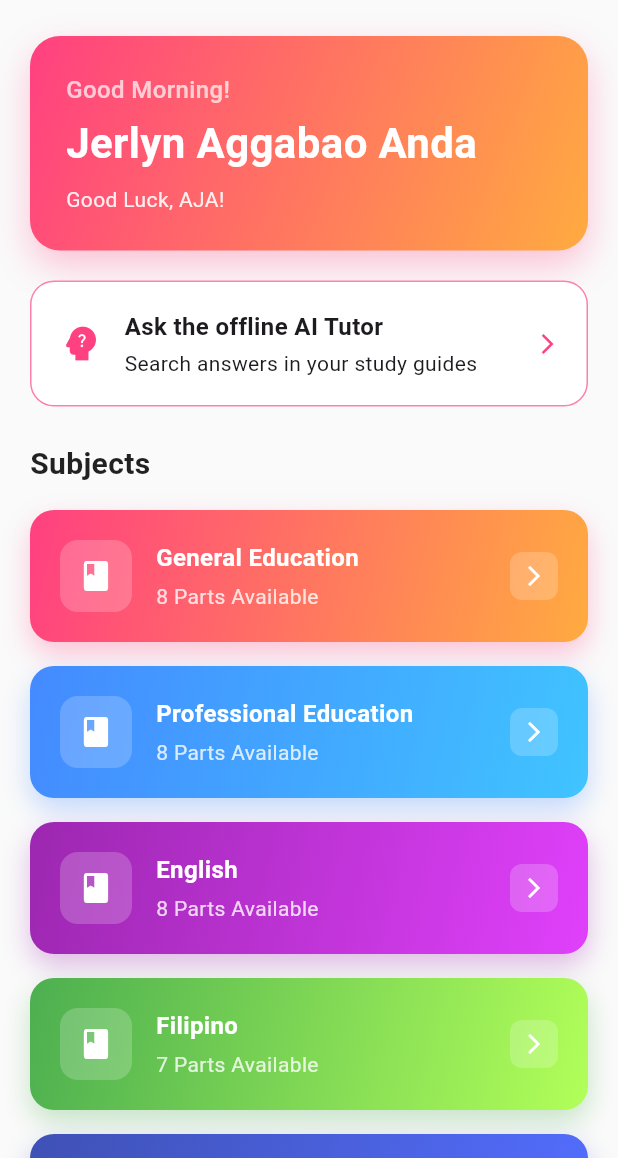
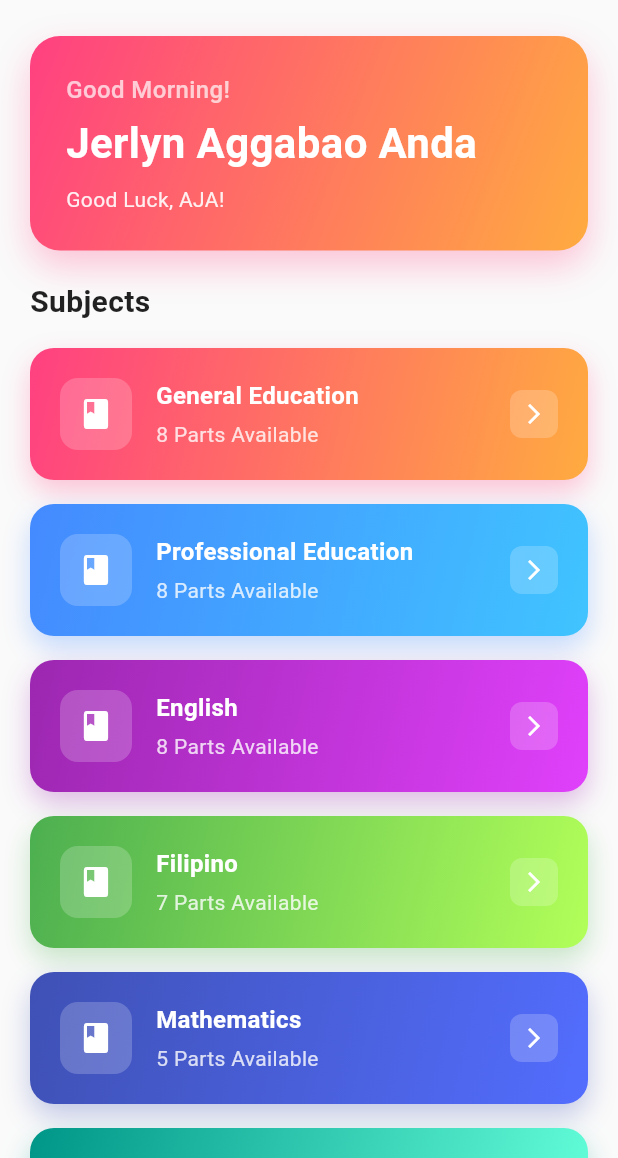
Before and after one commit to redalf10/let_reviewers_app, a Flutter app: the screen it shows after launch, on a phone screen of 412 x 824 dp, the part 78-1236 px from its top. Run offline on Flutter 3.47's test engine with Material 3 defaults, Android fonts, the phone set to English and light mode, and no system bars; our stand-ins replace image_picker, shared_preferences; missing offline and left inert: flutter_pdfview, syncfusion_flutter_pdf.

Commit message:
refactor: update color opacity methods across components

```diff
--- a/lib/pages/components/quiz_review.dart
+++ b/lib/pages/components/quiz_review.dart
@@ -260,7 +260,7 @@ class _QuizReviewPageState extends State<QuizReviewPage> {
                   padding:
                       const EdgeInsets.symmetric(horizontal: 12, vertical: 6),
                   decoration: BoxDecoration(
-                    color: Colors.pinkAccent.withOpacity(0.1),
+                    color: Colors.pinkAccent.withValues(alpha: 0.1),
                     borderRadius: BorderRadius.circular(20),
                   ),
                   child: Text(
@@ -343,9 +343,9 @@ class _QuizReviewPageState extends State<QuizReviewPage> {
       width: double.infinity,
       padding: const EdgeInsets.all(16),
       decoration: BoxDecoration(
-        color: color.withOpacity(0.1),
+        color: color.withValues(alpha: 0.1),
         borderRadius: BorderRadius.circular(12),
-        border: Border.all(color: color.withOpacity(0.3)),
+        border: Border.all(color: color.withValues(alpha: 0.3)),
       ),
       child: Column(
         crossAxisAlignment: CrossAxisAlignment.start,
--- a/lib/pages/components/subject_container.dart
+++ b/lib/pages/components/subject_container.dart
@@ -56,7 +56,7 @@ class SubjectContainer extends StatelessWidget {
                           subjectDescription,
                           style: TextStyle(
                             fontSize: 14,
-                            color: Colors.white.withOpacity(0.8),
+                            color: Colors.white.withValues(alpha: 0.8),
                             fontFamily: 'Poppins',
                           ),
                         ),
--- a/lib/pages/home_page.dart
+++ b/lib/pages/home_page.dart
@@ -7,7 +7,6 @@ import 'package:image_picker/image_picker.dart';
 import 'package:jaa_reviewer/model/quotes_model.dart';
 import 'package:jaa_reviewer/model/subject_model.dart';
 import 'package:jaa_reviewer/pages/components/subject_selection.dart';
-import 'package:jaa_reviewer/pages/local_tutor_page.dart';
 import 'package:path_provider/path_provider.dart';
 import 'package:shared_preferences/shared_preferences.dart';
 import 'package:path/path.dart' as path; // Add this import
@@ -742,7 +741,7 @@ class _HomePageState extends State<HomePage> with TickerProviderStateMixin {
                     borderRadius: BorderRadius.circular(20),
                     boxShadow: [
                       BoxShadow(
-                        color: Colors.pinkAccent.withOpacity(0.3),
+                        color: Colors.pinkAccent.withValues(alpha: 0.3),
                         blurRadius: 20,
                         offset: const Offset(0, 10),
                       ),
@@ -773,55 +772,12 @@ class _HomePageState extends State<HomePage> with TickerProviderStateMixin {
                         'Good Luck, AJA!',
                         style: TextStyle(
                           fontSize: 14,
-                          color: Colors.white.withOpacity(0.9),
+                          color: Colors.white.withValues(alpha: 0.9),
                         ),
                       ),
                     ],
                   ),
                 ),
-
-                Padding(
-                  padding: const EdgeInsets.symmetric(horizontal: 20),
-                  child: InkWell(
-                    borderRadius: BorderRadius.circular(16),
-                    onTap: () => Navigator.push(
-                      context,
-                      MaterialPageRoute(builder: (_) => const LocalTutorPage()),
-                    ),
-                    child: Container(
-                      width: double.infinity,
-                      padding: const EdgeInsets.all(18),
-                      decoration: BoxDecoration(
-                        color: Colors.white,
-                        borderRadius: BorderRadius.circular(16),
-                        border: Border.all(color: Colors.pinkAccent.shade100),
-                      ),
-                      child: const Row(
-                        children: [
-                          Icon(Icons.psychology_alt,
-                              color: Colors.pinkAccent, size: 30),
-                          SizedBox(width: 14),
-                          Expanded(
-                            child: Column(
-                              crossAxisAlignment: CrossAxisAlignment.start,
-                              children: [
-                                Text('Ask the offline AI Tutor',
-                                    style: TextStyle(
-                                        fontWeight: FontWeight.bold,
-                                        fontSize: 16)),
-                                SizedBox(height: 3),
-                                Text('Search answers in your study guides'),
-                              ],
-                            ),
-                          ),
-                          Icon(Icons.arrow_forward_ios,
-                              color: Colors.pinkAccent, size: 16),
-                        ],
-                      ),
-                    ),
-                  ),
-                ),
-                const SizedBox(height: 24),
 
                 // const SizedBox(height: 32),
 
@@ -881,7 +837,7 @@ class _HomePageState extends State<HomePage> with TickerProviderStateMixin {
                                       boxShadow: [
                                         BoxShadow(
                                           color: subject.gradientColors.first
-                                              .withOpacity(0.3),
+                                              .withValues(alpha: 0.3),
                                           blurRadius: 15,
                                           offset: const Offset(0, 8),
                                         ),
@@ -892,8 +848,8 @@ class _HomePageState extends State<HomePage> with TickerProviderStateMixin {
                                         Container(
                                           padding: const EdgeInsets.all(12),
                                           decoration: BoxDecoration(
-                                            color:
-                                                Colors.white.withOpacity(0.2),
+                                            color: Colors.white
+                                                .withValues(alpha: 0.2),
                                             borderRadius:
                                                 BorderRadius.circular(12),
                                           ),
@@ -923,7 +879,7 @@ class _HomePageState extends State<HomePage> with TickerProviderStateMixin {
                                                 style: TextStyle(
                                                   fontSize: 14,
                                                   color: Colors.white
-                                                      .withOpacity(0.8),
+                                                      .withValues(alpha: 0.8),
                                                 ),
                                               ),
                                             ],
@@ -932,8 +888,8 @@ class _HomePageState extends State<HomePage> with TickerProviderStateMixin {
                                         Container(
                                           padding: const EdgeInsets.all(8),
                                           decoration: BoxDecoration(
-                                            color:
-                                                Colors.white.withOpacity(0.2),
+                                            color: Colors.white
+                                                .withValues(alpha: 0.2),
                                             borderRadius:
                                                 BorderRadius.circular(8),
                                           ),
--- a/lib/services/pdf_viewer.dart
+++ b/lib/services/pdf_viewer.dart
@@ -29,7 +29,7 @@ class DrawingPoint {
   Map<String, dynamic> toJson() => {
         'dx': point.dx,
         'dy': point.dy,
-        'color': color.value,
+        'color': color.toARGB32(),
         'strokeWidth': strokeWidth,
         'mode': mode.index,
       };
@@ -57,7 +57,7 @@ class DrawingStroke {
 
   Map<String, dynamic> toJson() => {
         'points': points.map((p) => p.toJson()).toList(),
-        'color': color.value,
+        'color': color.toARGB32(),
         'strokeWidth': strokeWidth,
         'mode': mode.index,
       };
@@ -310,7 +310,7 @@ class _PDFViewerScreenState extends State<PDFViewerScreen> {
     setState(() {
       currentMode = mode;
       if (mode == DrawingMode.highlighter) {
-        currentColor = Colors.yellow.withOpacity(0.5);
+        currentColor = Colors.yellow.withValues(alpha: 0.5);
         currentStrokeWidth = 15.0;
       } else if (mode == DrawingMode.pen) {
         currentColor = Colors.red;
--- a/lib/services/quiz.dart
+++ b/lib/services/quiz.dart
@@ -265,7 +265,7 @@ class _QuizPageState extends State<QuizPage> with TickerProviderStateMixin {
         if (q['question'] == null ||
             q['options'] == null ||
             q['correctAnswer'] == null) {
-          throw FormatException('Invalid question format');
+          throw const FormatException('Invalid question format');
         }
 
         return QuizQuestion(
@@ -762,7 +762,7 @@ class ResultDialog extends StatelessWidget {
             Container(
               padding: const EdgeInsets.all(16),
               decoration: BoxDecoration(
-                color: Colors.white.withOpacity(0.2),
+                color: Colors.white.withValues(alpha: 0.2),
                 borderRadius: BorderRadius.circular(12),
               ),
               child: Column(
@@ -840,7 +840,7 @@ class ResultDialog extends StatelessWidget {
                       Navigator.pop(context);
                     },
                     style: ElevatedButton.styleFrom(
-                      backgroundColor: Colors.white.withOpacity(0.2),
+                      backgroundColor: Colors.white.withValues(alpha: 0.2),
                       foregroundColor: Colors.white,
                       padding: const EdgeInsets.symmetric(vertical: 12),
                     ),
```
Also changed, not shown: lib/pages/components/quiz_history.dart (+4 -4 lines).
